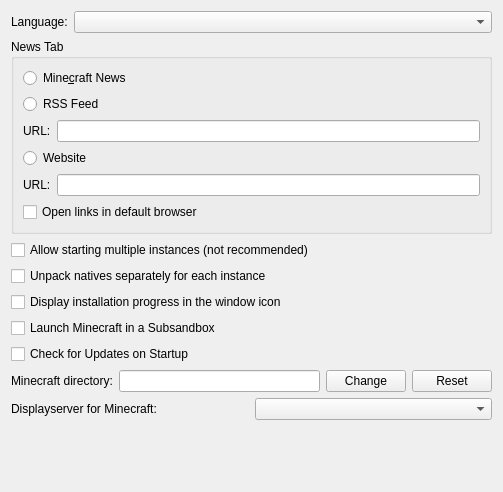
JakobDev/jdMinecraftLauncher, file jdMinecraftLauncher/ui/OptionsTab.ui: the form before one commit.
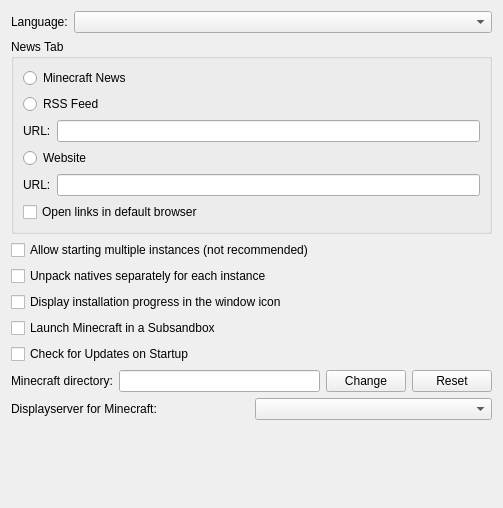
The form after the commit.

Diff of the .ui file:
```diff
--- a/jdMinecraftLauncher/ui/OptionsTab.ui
+++ b/jdMinecraftLauncher/ui/OptionsTab.ui
@@ -7,7 +7,7 @@
     <x>0</x>
     <y>0</y>
     <width>503</width>
-    <height>492</height>
+    <height>508</height>
    </rect>
   </property>
   <property name="windowTitle">
@@ -44,7 +44,7 @@
       <item>
        <widget class="QRadioButton" name="newsMinecraftButton">
         <property name="text">
-         <string>Mine&amp;craft News</string>
+         <string>Minecraft News</string>
         </property>
        </widget>
       </item>
```
